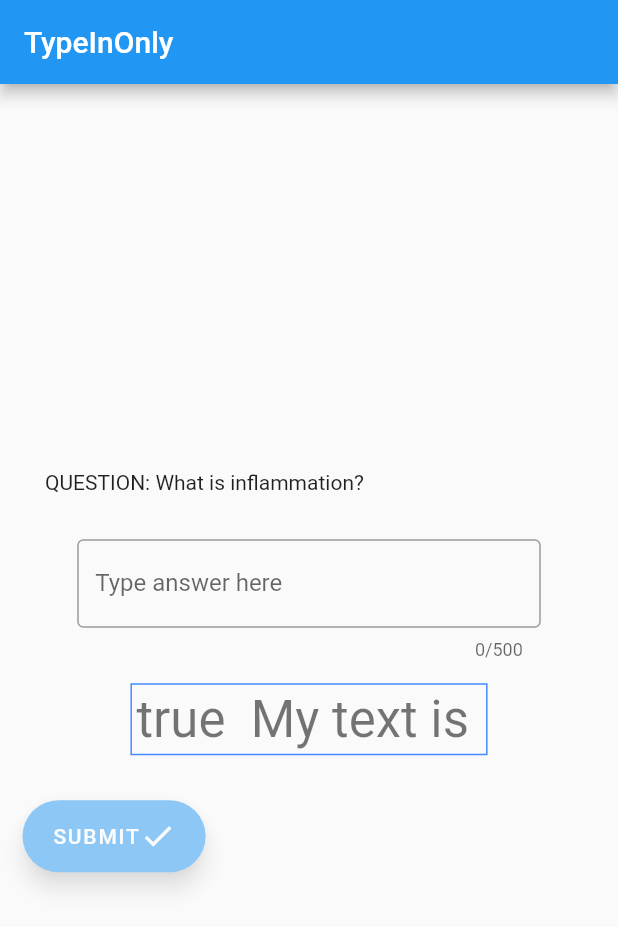
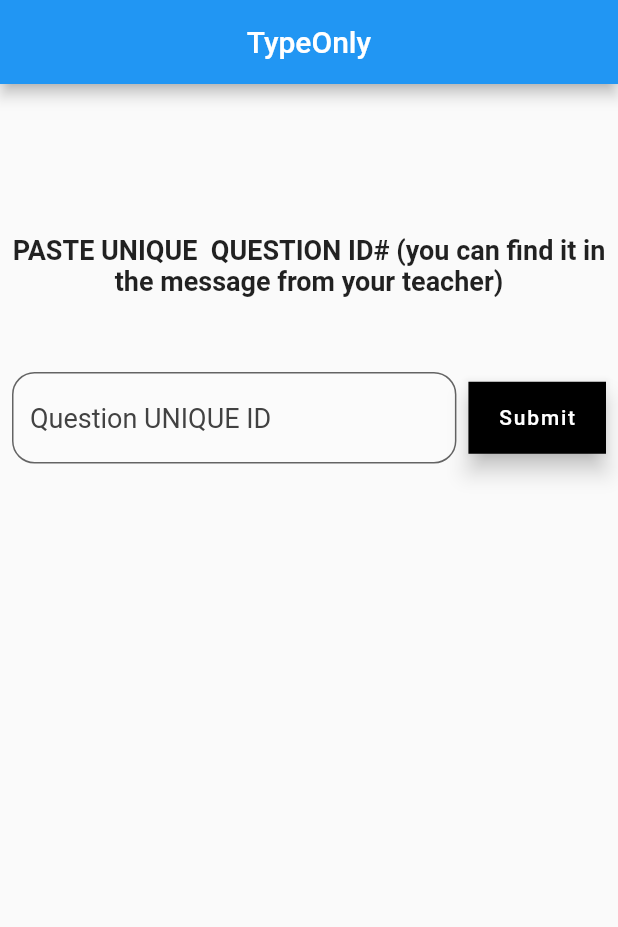
Before and after one commit to snxz21/type_only, a Flutter app: the screen it shows after launch, on a phone screen of 412 x 824 dp. Shown: the top 927 px of the screen. Run offline on Flutter 3.47's test engine with Material 2 defaults, Android fonts, the phone set to English and light mode, and no system bars; missing offline and left inert: cloud_firestore_web, firebase_core_web; accounts and stored records are empty.

Commit message:
7 aug
7 aug

```diff
--- /dev/null
+++ b/lib/UniqueIdScreen.dart
@@ -0,0 +1,102 @@
+import 'package:flutter/cupertino.dart';
+import 'package:flutter/material.dart';
+import 'Student EntryForm.dart';
+
+class UniqueIdScreen extends StatefulWidget {
+  @override
+  _UniqueIdScreenState createState() => _UniqueIdScreenState();
+}
+
+class _UniqueIdScreenState extends State<UniqueIdScreen> {
+  TextEditingController uniqueId = TextEditingController();
+  @override
+  Widget build(BuildContext context) {
+    return Scaffold(
+        appBar: AppBar(
+          title: Text('TypeOnly'),
+          centerTitle: true,
+        ),
+        body: Column(
+          verticalDirection: VerticalDirection.down,
+          children: [
+            Container(width: double.infinity, height: 100),
+            Text(
+                'PASTE UNIQUE  QUESTION ID# (you can find it in the message from your teacher)',
+                textAlign: TextAlign.center,
+                style: const TextStyle(
+                  fontWeight: FontWeight.bold,
+                  fontSize: 18,
+                )),
+            Container(width: double.infinity, height: 50),
+            Row(
+              children: [
+                Flexible(
+                  //height: 80,
+                  //width: MediaQuery.of(context).size.width * 0.7,
+                  child: Padding(
+                    padding: const EdgeInsets.only(
+                      left: 8,
+                    ),
+                    child: TextFormField(
+                      controller: uniqueId,
+                      decoration: new InputDecoration(
+                        border: new OutlineInputBorder(
+                          borderSide: BorderSide(
+                            color: Colors.black,
+                          ),
+                          borderRadius: const BorderRadius.all(
+                            const Radius.circular(15.0),
+                          ),
+                        ),
+                        filled: true,
+                        hintStyle: new TextStyle(
+                            color: Colors.grey[800], fontSize: 18),
+                        hintText: "Question UNIQUE ID ",
+                        fillColor: Colors.white24,
+                      ),
+                      maxLines: 1,
+                    ),
+                  ),
+                ),
+                Padding(
+                  padding: const EdgeInsets.symmetric(
+                    horizontal: 8,
+                  ),
+                  child: FloatingActionButton.extended(
+                    backgroundColor: Colors.black,
+                    shape:
+                        BeveledRectangleBorder(borderRadius: BorderRadius.zero),
+                    onPressed: () {
+                      Navigator.push(context, MaterialPageRoute(builder: (_) {
+                        return StudentEntryForm();
+                      }));
+                    },
+                    label: Text("Submit"),
+                  ),
+                ),
+              ],
+            ),
+            // Container(width: double.infinity, height: 10),
+            // Row(
+            //   mainAxisAlignment: MainAxisAlignment.start,
+            //   children: [
+            //     Padding(
+            //       padding: const EdgeInsets.all(8.0),
+            //       child: FloatingActionButton.extended(
+            //         backgroundColor: Colors.black,
+            //         shape:
+            //             BeveledRectangleBorder(borderRadius: BorderRadius.zero),
+            //         onPressed: () {
+            //           Navigator.push(context, MaterialPageRoute(builder: (_) {
+            //             return StudentEntryForm();
+            //           }));
+            //         },
+            //         label: Text("Submit"),
+            //       ),
+            //     ),
+            //   ],
+            // )
+          ],
+        ));
+  }
+}
--- a/lib/main.dart
+++ b/lib/main.dart
@@ -1,5 +1,6 @@
-import 'package:editing_check/questionModel.dart';
+//import 'package:editing_check/questionModel.dart';
 import 'package:flutter/material.dart';
+import 'UniqueIdScreen.dart';
 
 void main() {
   runApp(MyApp());
@@ -13,116 +14,121 @@
       theme: ThemeData(
         primarySwatch: Colors.blue,
       ),
-      home: MyHomePage(),
+      home: UniqueIdScreen(),
     );
   }
 }
 
-class MyHomePage extends StatefulWidget {
-  MyHomePage();
-  TextEditingController answer = TextEditingController();
-
-  @override
-  _MyHomePageState createState() => _MyHomePageState();
-}
-
-class _MyHomePageState extends State<MyHomePage> {
-  TextEditingController answer = TextEditingController();
-
-  // List<String> editingHistory = [];
-  bool isEnable = true;
-
-  int oldLen = 0;
-  int minLen = 16;
-  int maxLen = 500;
-
-  QuestionModel myClass =
-      QuestionModel(question: "What is inflammation?", answer: "answer");
-
-  @override
-  Widget build(BuildContext context) {
-    return Scaffold(
-      appBar: AppBar(
-        title: Text("TypeInOnly"),
-      ),
-      body: Center(
-        child: Column(
-          mainAxisAlignment: MainAxisAlignment.center,
-          children: <Widget>[
-            Row(
-              children: [
-                Column(
-                  children: [
-                    Padding(
-                      padding: const EdgeInsets.all(30.0),
-                      child: Text("QUESTION: ${myClass.question}"),
-                    ),
-                  ],
-                )
-              ],
-            ),
-            Container(
-              width: MediaQuery.of(context).size.width * 0.75,
-              child: TextFormField(
-                decoration: InputDecoration(
-                    labelText: 'Type answer here',
-                    border: OutlineInputBorder()),
-                enabled: isEnable,
-                controller: answer,
-                maxLength: maxLen,
-                minLines: 1,
-                maxLines: 15,
-                onChanged: (value) {
-                  print(value);
-                  if (value.length - oldLen > 1) {
-                    setState(() {
-                      isEnable = false;
-                    });
-                  } else {
-                    setState(() {
-                      oldLen = value.length;
-                    });
-                  }
-                },
-              ),
-            ),
-            Container(
-              margin: const EdgeInsets.all(15.0),
-              padding: const EdgeInsets.all(3.0),
-              decoration:
-                  BoxDecoration(border: Border.all(color: Colors.blueAccent)),
-              child: Text(
-                '$isEnable  My text is ${answer.text}',
-                style: Theme.of(context).textTheme.headline4,
-              ),
-            ),
-            Row(
-              children: [
-                Padding(
-                  padding: const EdgeInsets.all(15.0),
-                  child: Opacity(
-                    opacity: oldLen > minLen && oldLen < maxLen ? 1.0 : 0.5,
-                    child: FloatingActionButton.extended(
-                        onPressed: oldLen > minLen && oldLen < maxLen
-                            ? () {
-                                setState(() {
-                                  isEnable = false;
-                                });
-                              }
-                            : null,
-                        label: Row(
-                          children: [
-                            Text("SUBMIT"),
-                            Icon(Icons.check),
-                          ],
-                        )),
-                  ),
-                ),
-              ],
-            )
-          ],
-        ),
-      ),
-    );
-  }
-}
+// class MyHomePage extends StatefulWidget {
+//   MyHomePage();
+//   TextEditingController answer = TextEditingController();
+//
+//   @override
+//   _MyHomePageState createState() => _MyHomePageState();
+// }
+//
+// class _MyHomePageState extends State<MyHomePage> {
+//   TextEditingController answer = TextEditingController();
+//
+//   // List<String> editingHistory = [];
+//   bool isEnable = true;
+//
+//   int oldLen = 0;
+//   int minLen = 16;
+//   int maxLen = 500;
+//
+//   QuestionModel myClass =
+//       QuestionModel(question: "What is inflammation?", answer: "answer");
+//
+//   @override
+//   Widget build(BuildContext context) {
+//     return Scaffold(
+//       appBar: AppBar(
+//         title: Text("TypeInOnly"),
+//       ),
+//       body: Center(
+//         child: Column(
+//           mainAxisAlignment: MainAxisAlignment.center,
+//           children: <Widget>[
+//             Row(
+//               children: [
+//                 Column(
+//                   children: [
+//                     Padding(
+//                       padding: const EdgeInsets.all(30.0),
+//                       child: Text("QUESTION: ${myClass.question}"),
+//                     ),
+//                   ],
+//                 )
+//               ],
+//             ),
+//             Container(
+//               width: MediaQuery.of(context).size.width * 0.75,
+//               child: TextFormField(
+//                 decoration: InputDecoration(
+//                     labelText: 'Type answer here',
+//                     border: OutlineInputBorder()),
+//                 enabled: isEnable,
+//                 controller: answer,
+//                 maxLength: maxLen,
+//                 minLines: 1,
+//                 maxLines: 15,
+//                 onChanged: (value) {
+//                   print(value);
+//                   if (value.length - oldLen > 1) {
+//                     setState(() {
+//                       isEnable = false;
+//                     });
+//                     print('do not paste');
+//                   } else {
+//                     setState(() {
+//                       oldLen = value.length;
+//                     });
+//                   }
+//                 },
+//               ),
+//             ),
+//             Visibility(
+//               visible: !isEnable,
+//               child: Container(
+//                 margin: const EdgeInsets.all(15.0),
+//                 padding: const EdgeInsets.all(3.0),
+//                 decoration:
+//                     BoxDecoration(border: Border.all(color: Colors.blueAccent)),
+//                 child: Text(
+//                   'DO NOT COPY/PASTE!',
+//                   //'$isEnable  My text is ${answer.text}',
+//                   style: Theme.of(context).textTheme.headline4,
+//                 ),
+//               ),
+//             ),
+//             Row(
+//               children: [
+//                 Padding(
+//                   padding: const EdgeInsets.all(15.0),
+//                   child: Opacity(
+//                     opacity: oldLen > minLen && oldLen < maxLen ? 1.0 : 0.5,
+//                     child: FloatingActionButton.extended(
+//                         onPressed: oldLen > minLen && oldLen < maxLen
+//                             ? () {
+//                                 setState(() {
+//                                   isEnable = false;
+//                                 });
+//                               }
+//                             : null,
+//                         label: Row(
+//                           children: [
+//                             Text("SUBMIT"),
+//                             Icon(Icons.check),
+//                           ],
+//                         )),
+//                   ),
+//                 ),
+//               ],
+//             )
+//           ],
+//         ),
+//       ),
+//     );
+//   }
+// }
--- a/lib/teacherProfile.dart
+++ b/lib/teacherProfile.dart
@@ -1,7 +1,7 @@
 class teacherProfile {
   // field
-  String teacherNameAndLogin;
-  String teacherPassword;
+  String TeacherNameAndLogin;
+  String TeacherPassword;
 
   // function
   void disp() {
```
Also changed, not shown: lib/Student EntryForm.dart (added, +219 -0 lines), lib/studentTimeExpiredScreen.dart (added, +41 -0 lines), lib/userProfile.dart (+5 -3 lines), 1 other file.
